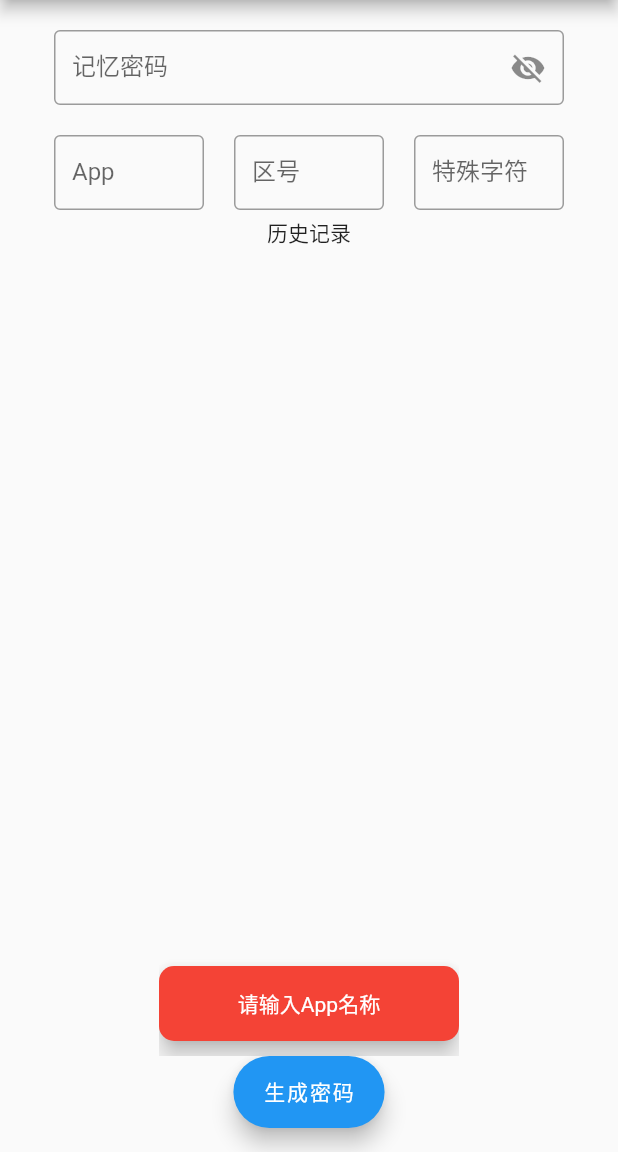
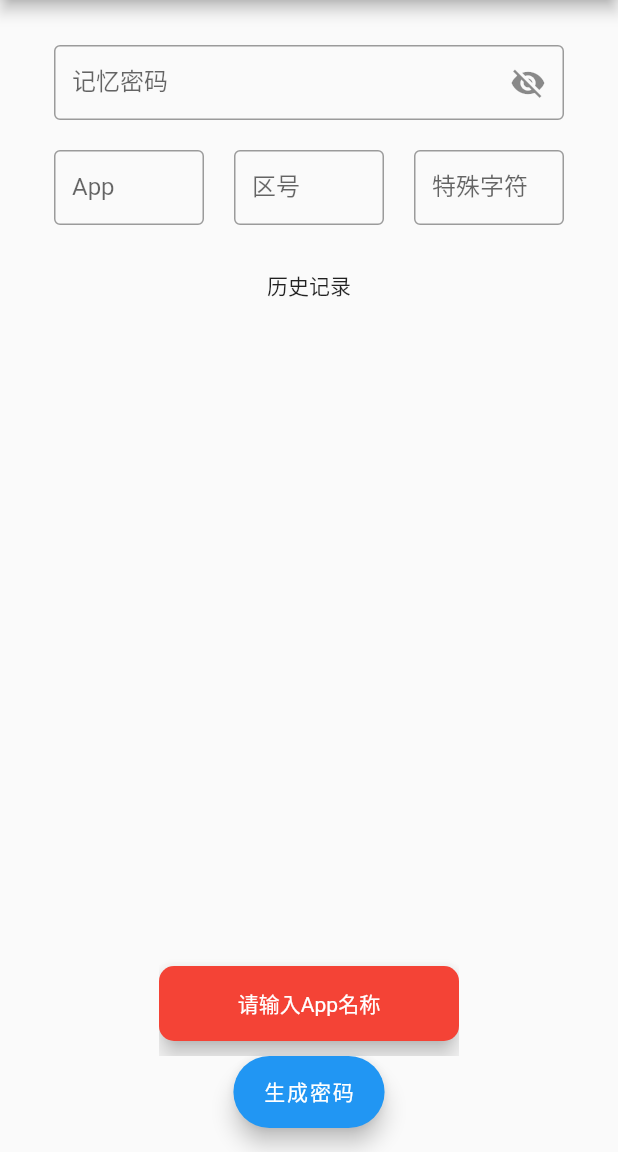
Before and after one commit to lwllvyb/Passwordflower, a Flutter app: the screen it shows after launch, after a tap on "生成密码", on a phone screen of 412 x 824 dp, the part 84-1236 px from its top. Run offline on Flutter 3.47's test engine with Material 2 defaults, Android fonts, the phone set to English and light mode, and no system bars; our stand-ins replace fluttertoast, sqflite_common_ffi, sqflite_common_ffi_web; missing offline and left inert: bruno; accounts and stored records are empty.

Commit message:
op: aligin for the ui

```diff
--- a/lib/main.dart
+++ b/lib/main.dart
@@ -183,7 +183,7 @@ class _HomePasswordState extends State<HomePassword> {
       body: Center(
           child: Column(
         children: <Widget>[
-          const Padding(padding: EdgeInsets.all(10.0)),
+          Padding(padding: EdgeInsets.all(paddingWidth)),
           // add tow rows, first row is input key, second row is input app and zone, and a button. when click, it will check input and call getPassword, two rows have same width
           Wrap(
             alignment: WrapAlignment.center,
@@ -191,6 +191,7 @@ class _HomePasswordState extends State<HomePassword> {
               Container(
                 height: height,
                 width: keyWidth,
+                margin: EdgeInsets.symmetric(vertical: 10, horizontal: 10),
                 child: TextFormField(
                   controller: _controllerKey,
                   obscureText: _isObscure,
@@ -208,7 +209,7 @@ class _HomePasswordState extends State<HomePassword> {
               ),
             ],
           ),
-          const Padding(padding: EdgeInsets.all(10.0)),
+          // Padding(padding: EdgeInsets.all(paddingWidth)),
           Wrap(
             alignment: WrapAlignment.center,
             children: <Widget>[
@@ -216,6 +217,7 @@ class _HomePasswordState extends State<HomePassword> {
               Container(
                 height: height,
                 width: appWidth,
+                margin: EdgeInsets.symmetric(vertical: 10, horizontal: 10),
                 child: TextField(
                   controller: _controllerApp,
                   decoration: const InputDecoration(
@@ -225,10 +227,11 @@ class _HomePasswordState extends State<HomePassword> {
                 ),
               ),
               // 占位符
-              Padding(padding: EdgeInsets.all(paddingWidth)),
+              // Padding(padding: EdgeInsets.all(paddingWidth)),
               Container(
                 height: height,
                 width: zoneWidth,
+                margin: EdgeInsets.symmetric(vertical: 10, horizontal: 10),
                 child: TextField(
                   controller: _controllerZone,
                   decoration: const InputDecoration(
@@ -238,10 +241,12 @@ class _HomePasswordState extends State<HomePassword> {
                 ),
               ),
               // add SizedBox controller is _controllerSpecial, width is 100, height is 100, decoration is border, labelText is '特殊字符'
-              const Padding(padding: EdgeInsets.all(10.0)),
+              // Padding(padding: EdgeInsets.all(paddingWidth)),
               Container(
                 height: height,
                 width: specialWidth,
+                margin: EdgeInsets.symmetric(vertical: 10, horizontal: 10),
+                // padding: EdgeInsets.symmetric(vertical: 10),
                 child: TextField(
                   controller: _controllerSpecial,
                   decoration: const InputDecoration(
@@ -261,9 +266,12 @@ class _HomePasswordState extends State<HomePassword> {
           //   // decoration:
           //   //     InputDecoration(border: OutlineInputBorder(), labelText: '密码'),
           // ),
-          const SizedBox(
-            height: 30,
-            child: Center(child: Text("历史记录")),
+          Container(
+            margin: EdgeInsets.symmetric(vertical: 20),
+            // padding: EdgeInsets.symmetric(vertical: 10),
+            child: Center(
+              child: Text("历史记录"),
+            ),
           ),
           SizedBox(
             height: 300,
```
